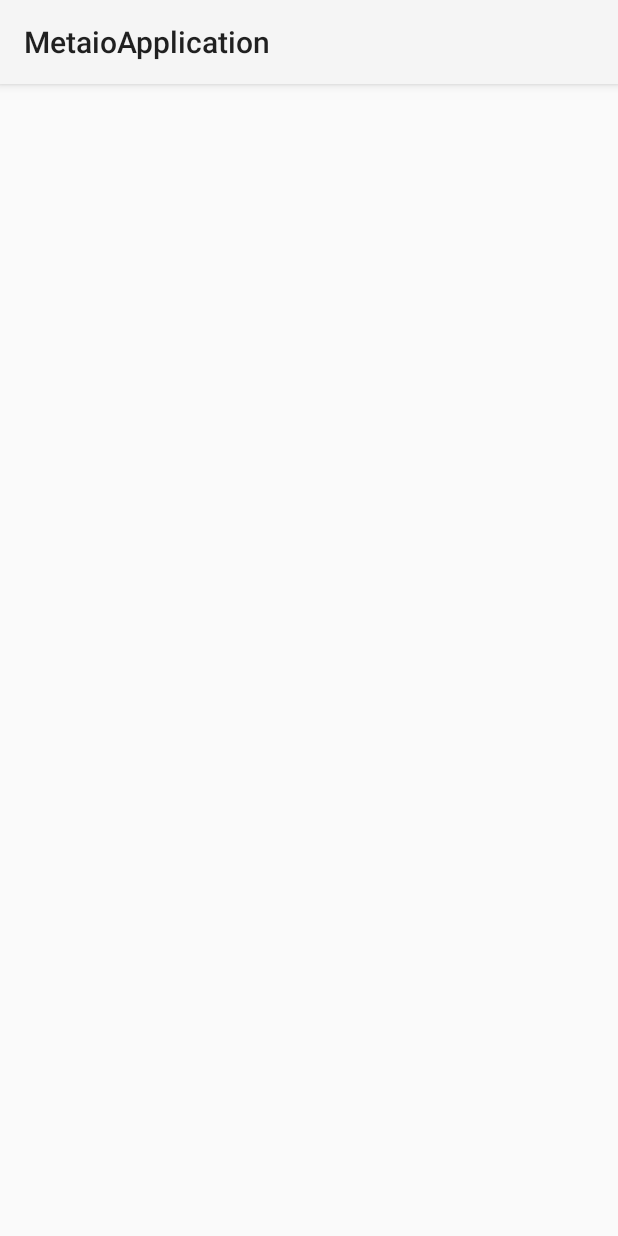
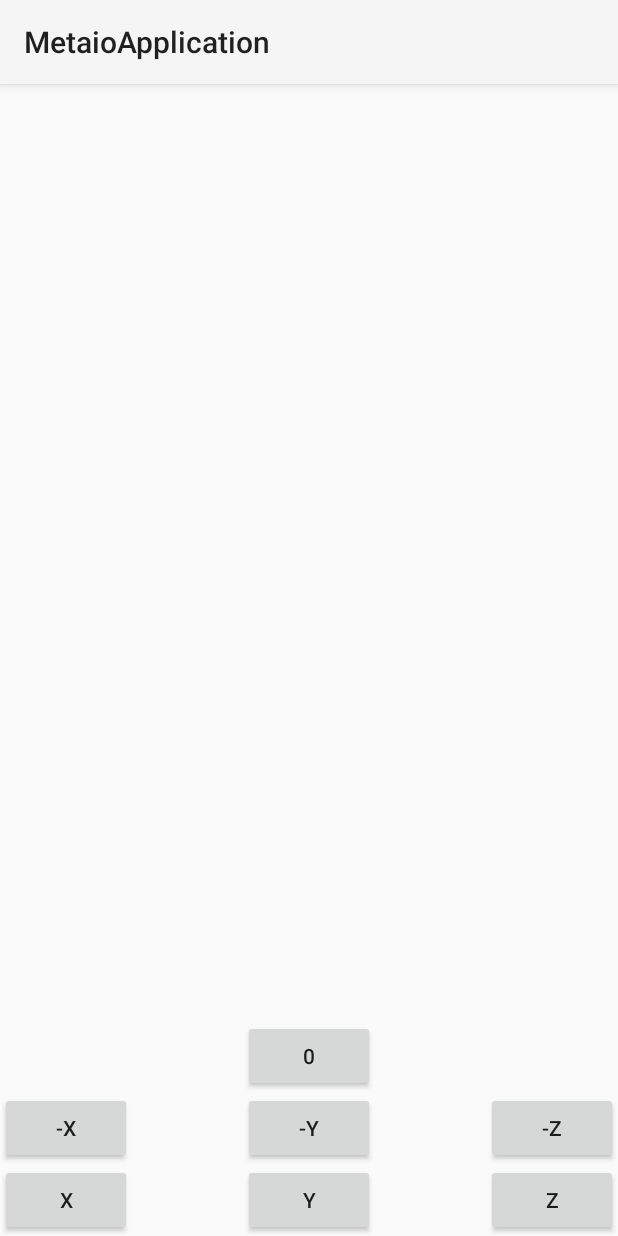
Before and after one commit to SimonWuensch/Bachelor_IDONA, an Android app: the layout ar_view.xml on its own in the app's theme, with its tools: preview values and no code run, on a phone screen of 412 x 824 dp. Run offline under Robolectric (Android 15) with nearby library versions, the phone set to English and light mode, and no system bars.

Commit message:
some changes

```diff
--- a/app/src/main/assets/Assets1/TrackingData_MarkerlessFast.xml
+++ b/app/src/main/assets/Assets1/TrackingData_MarkerlessFast.xml
@@ -24,7 +24,7 @@
         <SensorCOS>
             <SensorCosID>Patch1</SensorCosID>
             <Parameters>
-                <ReferenceImage>1_Tracker_Color_H_H_H.png</ReferenceImage>
+                <ReferenceImage>ID_marker_1_500mm-1.png</ReferenceImage>
                 <SimilarityThreshold>0.7</SimilarityThreshold>
             </Parameters>
         </SensorCOS>
--- a/app/src/main/res/layout/ar_view.xml
+++ b/app/src/main/res/layout/ar_view.xml
@@ -1,5 +1,5 @@
 <?xml version="1.0" encoding="utf-8"?>
-<LinearLayout xmlns:android="http://schemas.android.com/apk/res/android"
+<RelativeLayout xmlns:android="http://schemas.android.com/apk/res/android"
     android:orientation="vertical" android:layout_width="match_parent"
     android:layout_height="match_parent">
 
@@ -12,21 +12,73 @@
         android:gravity="center"
         android:orientation="horizontal">
 
+    </LinearLayout>
+
     <Button
-            android:id="@+id/modelButton"
         android:layout_width="wrap_content"
         android:layout_height="wrap_content"
-            android:onClick="onManOneButtonClick"
-            android:text="ManOne"
-            android:visibility="invisible" />
+        android:onClick="rotateX"
+        android:text="X"
+        android:layout_alignParentBottom="true"
+        android:layout_alignParentLeft="true"
+        android:layout_alignParentStart="true"
+        android:id="@+id/button2" />
 
     <Button
-            android:id="@+id/truckButton"
         android:layout_width="wrap_content"
         android:layout_height="wrap_content"
-            android:onClick="onManTwoButtonClick"
-            android:text="ManTwo"
-            android:visibility="invisible" />
-        </LinearLayout>
+        android:onClick="rotateZ"
+        android:text="Z"
+        android:layout_alignParentBottom="true"
+        android:layout_alignParentRight="true"
+        android:layout_alignParentEnd="true"
+        android:id="@+id/button3" />
 
-</LinearLayout>
+    <Button
+        android:layout_width="wrap_content"
+        android:layout_height="wrap_content"
+        android:text="Y"
+        android:onClick="rotateY"
+        android:id="@+id/button"
+        android:layout_alignParentBottom="true"
+        android:layout_centerHorizontal="true" />
+
+    <Button
+        android:layout_width="wrap_content"
+        android:layout_height="wrap_content"
+        android:onClick="minRotateX"
+        android:text="-X"
+        android:layout_above="@+id/button2"
+        android:layout_alignParentLeft="true"
+        android:layout_alignParentStart="true"/>
+
+    <Button
+        android:layout_width="wrap_content"
+        android:layout_height="wrap_content"
+        android:onClick="minRotateZ"
+        android:text="-Z"
+        android:layout_above="@+id/button3"
+        android:layout_alignParentRight="true"
+        android:layout_alignParentEnd="true" />
+
+    <Button
+        android:id="@+id/buttonMinY"
+        android:layout_width="wrap_content"
+        android:layout_height="wrap_content"
+        android:text="-Y"
+        android:onClick="minRotateY"
+        android:layout_above="@+id/button"
+        android:layout_alignLeft="@+id/button"
+        android:layout_alignStart="@+id/button" />
+
+    <Button
+        android:layout_width="wrap_content"
+        android:layout_height="wrap_content"
+        android:text="0"
+        android:id="@+id/button4"
+        android:onClick="zero"
+        android:layout_above="@+id/buttonMinY"
+        android:layout_alignRight="@+id/buttonMinY"
+        android:layout_alignEnd="@+id/buttonMinY" />
+
+</RelativeLayout>
```
Also changed, not shown: app/src/main/assets/Assets2/TrackingData_MarkerlessFast.xml (+9 -112 lines), app/src/main/java/com/src/sim/metaioapplication/model/ARConfiguration.java (+94 -15 lines), app/src/main/assets/Assets1/ID_marker_1_500mm-1.png (added), app/src/main/assets/Assets2/1_Tracker_Color_H_H_H.png (deleted), app/src/main/assets/Assets2/2_Tracker_No_Color_H_H_H.png (deleted), app/src/main/assets/Assets2/3_Tracker_Color_M_M_M.png (deleted), app/src/main/assets/Assets2/4_Tracker_No_Color_M_M_M.png (deleted), app/src/main/assets/Assets2/5_Tracker_Color_L_L_L.png (deleted), app/src/main/assets/Assets2/6_Tracker_No_Color_L_L_L.png (deleted), app/src/main/assets/Assets2/ID_marker_1_500mm-1.png (added), app/src/main/assets/Assets2/ID_marker_2_500mm-1.png (added), app/src/main/assets/Assets2/ID_marker_3_500mm-1.png (added), app/src/main/assets/Assets2/ID_marker_4_500mm-1.png (added), 1 other file. Lines whose indentation alone changed are shown as unchanged.
